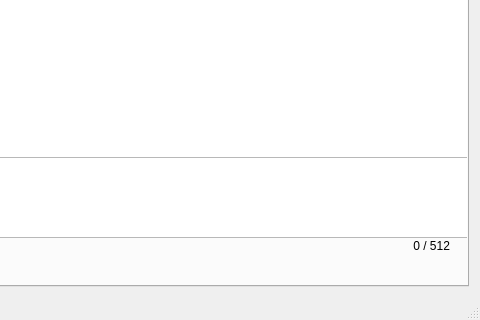
Old version of the form src/mainwindow.ui in the repository jahway603/SilentDragonLite; both pictures show x 794 to 1274 and y 459 to 779 of the 1274 by 779 pixel window.
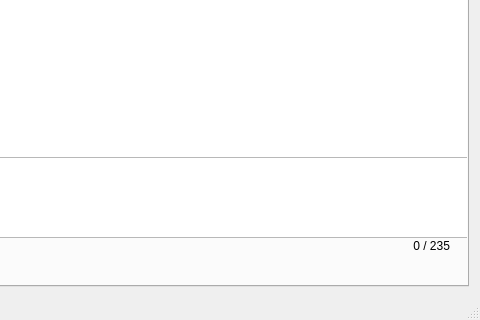
New version of the form. Icons and pictures are not drawn. Custom widgets are drawn as their Qt base class.

```diff
--- a/src/mainwindow.ui
+++ b/src/mainwindow.ui
@@ -1697,7 +1697,7 @@
          <enum>QFrame::Sunken</enum>
         </property>
         <property name="text">
-         <string notr="true">0 / 512</string>
+         <string notr="true">0 / 235</string>
         </property>
         <property name="alignment">
          <set>Qt::AlignRight|Qt::AlignTrailing|Qt::AlignVCenter</set>
```
